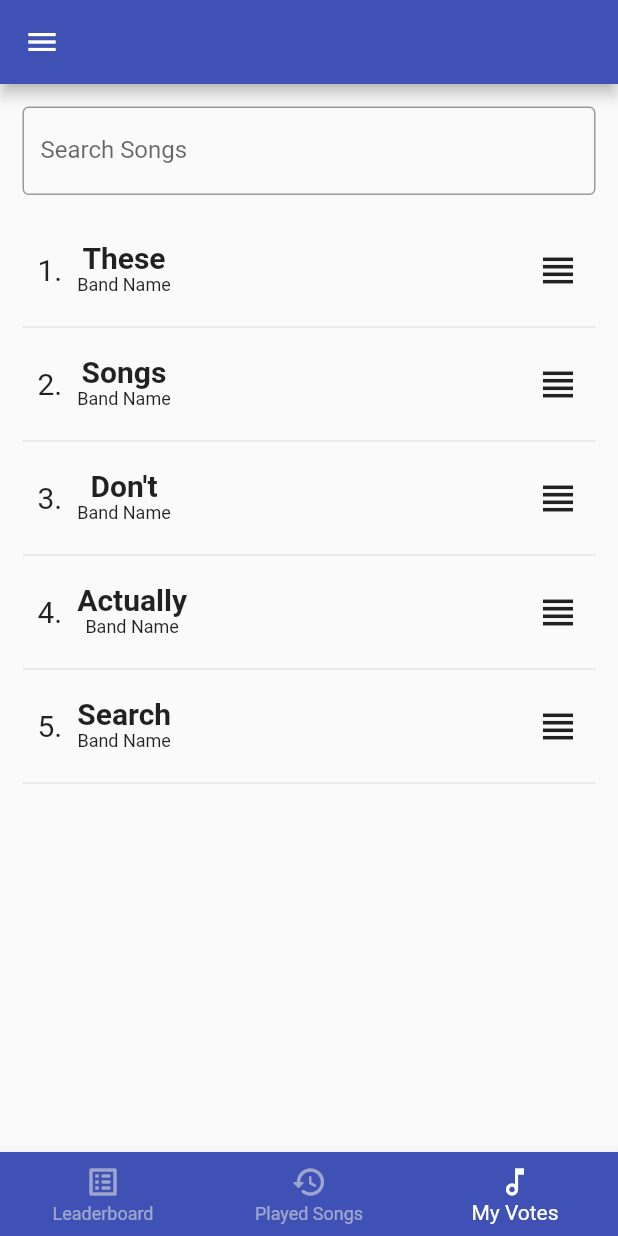
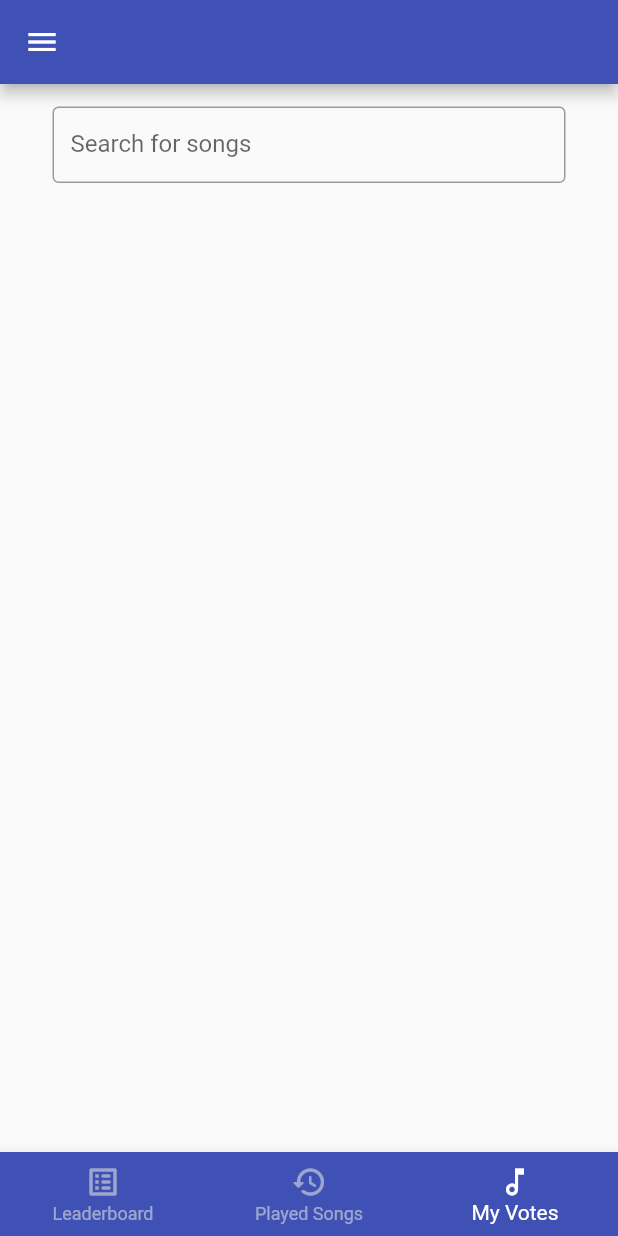
Before and after one commit to rflett/jui, a Flutter app: the MainPage screen opened directly, item 3 of the bottom bar chosen, on a phone screen of 412 x 824 dp. Run offline on Flutter 3.47's test engine with Material 2 defaults, Android fonts, the phone set to English and light mode, and no system bars; our stand-ins replace cached_network_image, flutter_secure_storage, lottie, palette_generator, qr_flutter, share and 1 more; missing offline and left inert: jwt_decode, qr_code_scanner; accounts and stored records are empty; generated files the repository leaves out were written again; network calls fail.

Commit message:
Added working song search
- To replace vote list with new layout

```diff
--- a/lib/models/dto/shared/vote.dart
+++ b/lib/models/dto/shared/vote.dart
@@ -13,7 +13,7 @@ class Vote {
   final int? rank; // the songs rank in a users top 10
   final int? playedPosition;
   final DateTime? playedAt;
-  final DateTime createdAt;
+  final DateTime? createdAt;
 
   Vote(this.songID, this.name, this.album, this.artist, this.artwork, this.rank, this.playedPosition, this.playedAt, this.createdAt);
 
--- a/lib/view/pages/logged_in/home/sub_pages/my_votes/my_votes_page.dart
+++ b/lib/view/pages/logged_in/home/sub_pages/my_votes/my_votes_page.dart
@@ -1,5 +1,9 @@
+import 'dart:async';
+
 import 'package:flutter/material.dart';
+import 'package:jui/server/search.dart';
 import 'package:jui/view/components/material_autocomplete.dart';
+import 'package:jui/view/pages/logged_in/home/sub_pages/my_votes/components/song_search_item.dart';
 
 class MyVotesPage extends StatefulWidget {
   MyVotesPage({Key? key}) : super(key: key);
@@ -9,63 +13,29 @@ class MyVotesPage extends StatefulWidget {
 }
 
 class _MyVotesPageState extends State<MyVotesPage> {
-  List<String> _songs = ["These", "Songs", "Don't", "Actually", "Search"];
-  late List<Widget> _selectedList;
+  static List<String> _songs = [
+    "These",
+    "Songs",
+    "Don't",
+    "Actually",
+    "Search"
+  ];
+  List<Widget> _selectedList = List.empty();
+  List<Widget> _searchList = List.empty();
+  Timer? _searchDelay;
 
-  _MyVotesPageState() {
-    _selectedList = _generateSelectedList(_songs);
-  }
+  bool _isSearching = false;
+  late FocusNode _searchFocusNode;
 
-  Iterable<String> _songList(TextEditingValue value) {
-    // TODO link to search api
-    return _songs;
-  }
-
-  static List<Widget> _generateSelectedList(List<String> songs) {
-    // TODO link to selected api
-    List<Widget> songWidgets = [];
-    for (int i = 0; i < songs.length; i++) {
-      songWidgets.add(
-        ReorderableDragStartListener(
-          key: Key("$i-song"),
-          index: i,
-          child: Column(
-            children: [
-              SizedBox(
-                height: 60,
-                child: Padding(
-                  padding: EdgeInsets.all(10),
-                  child: Row(
-                    children: [
-                      Text(
-                        "${i + 1}.",
-                        style: TextStyle(fontSize: 20),
-                      ),
-                      SizedBox(width: 10),
-                      Column(
-                        children: [
-                          Text(songs[i],
-                              style: TextStyle(
-                                  fontSize: 20, fontWeight: FontWeight.bold)),
-                          Text(
-                            "Band Name",
-                            style: TextStyle(fontSize: 12),
-                          )
-                        ],
-                      ),
-                      Spacer(),
-                      Icon(Icons.view_headline_sharp, size: 30)
-                    ],
-                  ),
-                ),
-              ),
-              Divider(),
-            ],
-          ),
-        ),
-      );
-    }
-    return songWidgets;
+  @override
+  initState() {
+    super.initState();
+    this._searchFocusNode = FocusNode();
+    _searchFocusNode.addListener(() {
+      setState(() {
+        _isSearching = _searchFocusNode.hasPrimaryFocus;
+      });
+    });
   }
 
   void _reorderList(int oldIndex, int newIndex) {
@@ -73,29 +43,73 @@ class _MyVotesPageState extends State<MyVotesPage> {
     var item = newList[oldIndex];
     newList.removeAt(oldIndex);
     newList.insert(newIndex, item);
+  }
 
+  void onSearchTextChanged(String text) {
+    if (_searchDelay?.isActive == true) {
+      _searchDelay!.cancel();
+    }
+
+    // Set a timeout delay to not spam the server
+    _searchDelay =
+        Timer(Duration(milliseconds: 500), () => searchForSongs(text));
+  }
+
+  void searchForSongs(String searchText) async {
+    var response = await Search.search(searchText);
+
+    // convert to widgets
     setState(() {
-      _selectedList = _generateSelectedList(newList);
+      _searchList = response.songs
+          .map((song) => SongSearchItem(
+                songName: song.name,
+                artistName: song.artist,
+                // Last artwork in the list is the smallest sized
+                artworkUrl: song.artwork[1].url,
+              ))
+          .toList();
     });
   }
 
   @override
   Widget build(BuildContext context) {
-    return Padding(
-      padding: EdgeInsets.all(15),
+    return Container(
       child: Column(
         children: [
-          MaterialAutocomplete(
-            optionsBuilder: _songList,
-            labelText: "Search Songs",
+          AnimatedContainer(
+            padding: _isSearching
+                ? EdgeInsets.fromLTRB(5, 15, 5, 15)
+                : EdgeInsets.fromLTRB(35, 15, 35, 15),
+            curve: Curves.easeOutSine,
+            duration: Duration(milliseconds: 300),
+            child: TextFormField(
+              onChanged: onSearchTextChanged,
+              decoration: InputDecoration(
+                suffixIcon: _isSearching
+                    ? IconButton(
+                        icon: Icon(Icons.cancel),
+                        onPressed: () => _searchFocusNode.unfocus())
+                    : null,
+                labelText: "Search for songs",
+                border: OutlineInputBorder(),
+                isDense: true,
+              ),
+              focusNode: _searchFocusNode,
+            ),
           ),
           SizedBox(height: 20),
           Expanded(
-            child: ReorderableListView(
-              onReorder: _reorderList,
-              children: _selectedList,
+            child: Padding(
+              padding: EdgeInsets.symmetric(horizontal: 15),
+              child: ListView(children: _searchList),
             ),
           ),
+          // Expanded(
+          //   child: ReorderableListView(
+          //     onReorder: _reorderList,
+          //     children: _selectedList,
+          //   ),
+          // ),
         ],
       ),
     );
```
Also changed, not shown: lib/view/pages/logged_in/home/sub_pages/my_votes/components/my_votes_list.dart (deleted, +0 -8 lines), lib/view/pages/logged_in/home/sub_pages/my_votes/components/my_votes_song_search.dart (deleted, +0 -55 lines), lib/view/pages/logged_in/home/sub_pages/my_votes/components/song_search_item.dart (added, +52 -0 lines).
